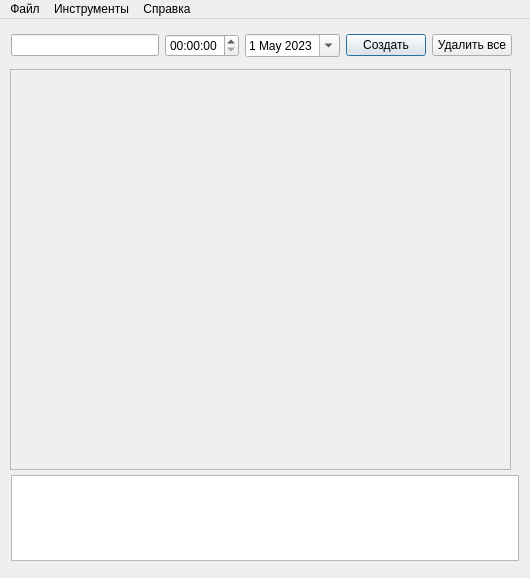
Qt form mainwindow.ui (glucogen19/Organizer) before a commit.
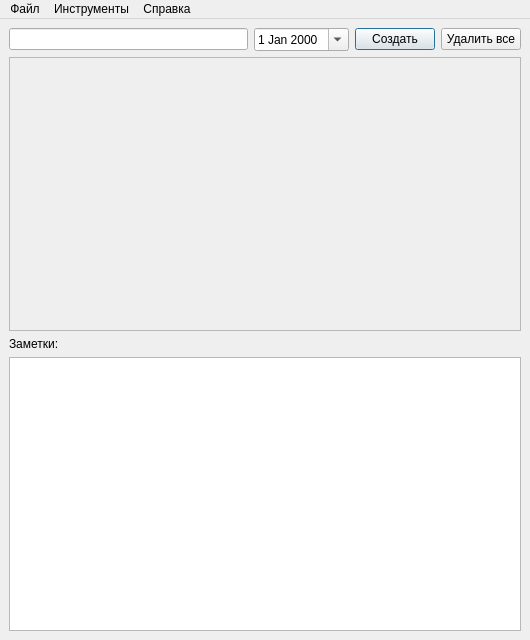
The same form after that commit.

The edit to the form file:
```diff
--- a/mainwindow.ui
+++ b/mainwindow.ui
@@ -7,7 +7,7 @@
     <x>0</x>
     <y>0</y>
     <width>530</width>
-    <height>578</height>
+    <height>640</height>
    </rect>
   </property>
   <property name="windowTitle">
@@ -17,42 +17,9 @@
    <string notr="true"/>
   </property>
   <widget class="QWidget" name="centralwidget">
-   <widget class="QTextEdit" name="textEdit">
-    <property name="geometry">
-     <rect>
-      <x>11</x>
-      <y>456</y>
-      <width>508</width>
-      <height>86</height>
-     </rect>
-    </property>
-    <property name="styleSheet">
-     <string notr="true"/>
-    </property>
-   </widget>
-   <widget class="QLabel" name="label_2">
-    <property name="geometry">
-     <rect>
-      <x>11</x>
-      <y>429</y>
-      <width>60</width>
-      <height>20</height>
-     </rect>
-    </property>
-    <property name="text">
-     <string>Заметки:</string>
-    </property>
-   </widget>
-   <widget class="QWidget" name="layoutWidget">
-    <property name="geometry">
-     <rect>
-      <x>11</x>
-      <y>11</y>
-      <width>501</width>
-      <height>31</height>
-     </rect>
-    </property>
-    <layout class="QHBoxLayout" name="horizontalLayout">
+   <layout class="QVBoxLayout" name="verticalLayout">
+    <item>
+     <layout class="QHBoxLayout" name="mainLay">
      <item>
       <widget class="QLineEdit" name="lineEdit">
        <property name="styleSheet">
@@ -63,21 +30,8 @@
        </property>
       </widget>
      </item>
-     <item>
-      <widget class="QTimeEdit" name="timeEdit"/>
-     </item>
      <item>
       <widget class="QDateEdit" name="dateEdit">
-       <property name="dateTime">
-        <datetime>
-         <hour>0</hour>
-         <minute>0</minute>
-         <second>0</second>
-         <year>2023</year>
-         <month>5</month>
-         <day>1</day>
-        </datetime>
-       </property>
        <property name="calendarPopup">
         <bool>true</bool>
        </property>
@@ -107,15 +61,11 @@
       </widget>
      </item>
     </layout>
-   </widget>
+    </item>
+    <item>
    <widget class="QScrollArea" name="scrollArea">
-    <property name="geometry">
-     <rect>
-      <x>10</x>
-      <y>50</y>
-      <width>501</width>
-      <height>401</height>
-     </rect>
+      <property name="styleSheet">
+       <string notr="true"/>
     </property>
     <property name="widgetResizable">
      <bool>true</bool>
@@ -125,8 +75,8 @@
       <rect>
        <x>0</x>
        <y>0</y>
-       <width>499</width>
-       <height>399</height>
+         <width>506</width>
+         <height>259</height>
       </rect>
      </property>
      <property name="sizePolicy">
@@ -167,6 +117,22 @@
      </layout>
     </widget>
    </widget>
+    </item>
+    <item>
+     <widget class="QLabel" name="label_2">
+      <property name="text">
+       <string>Заметки:</string>
+      </property>
+     </widget>
+    </item>
+    <item>
+     <widget class="QTextEdit" name="textEdit">
+      <property name="styleSheet">
+       <string notr="true"/>
+      </property>
+     </widget>
+    </item>
+   </layout>
   </widget>
   <widget class="QMenuBar" name="menubar">
    <property name="geometry">
```
Left out of the diff: 19 changed lines with no effect on the pictures. Lines whose indentation alone changed are shown as unchanged.
